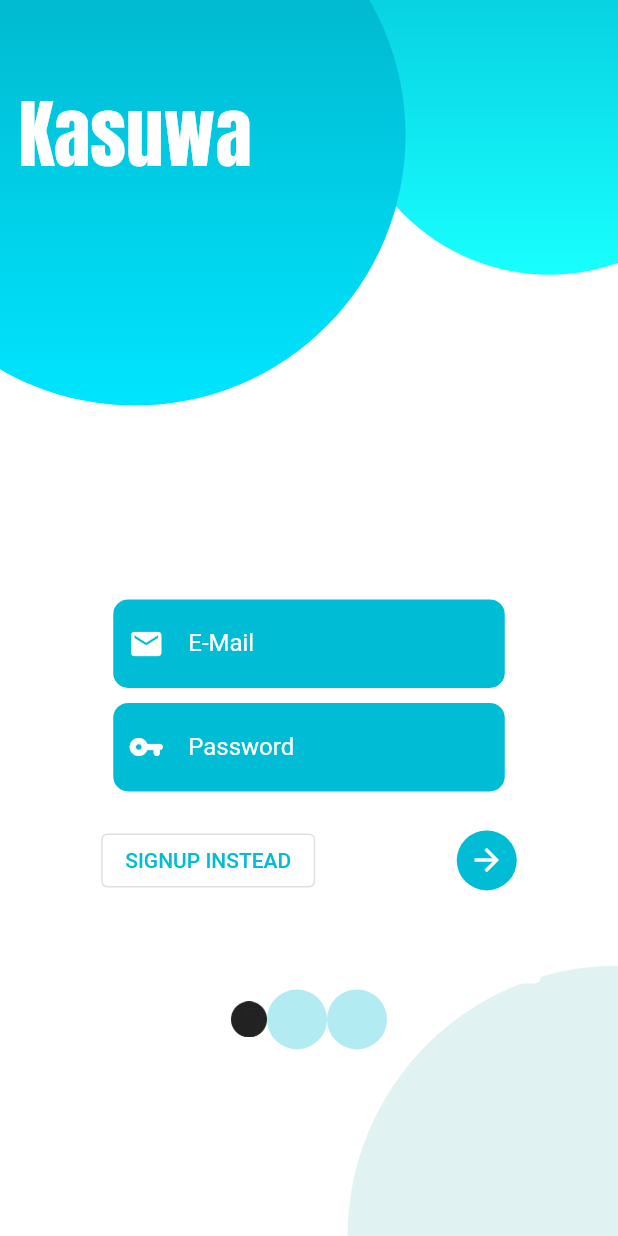
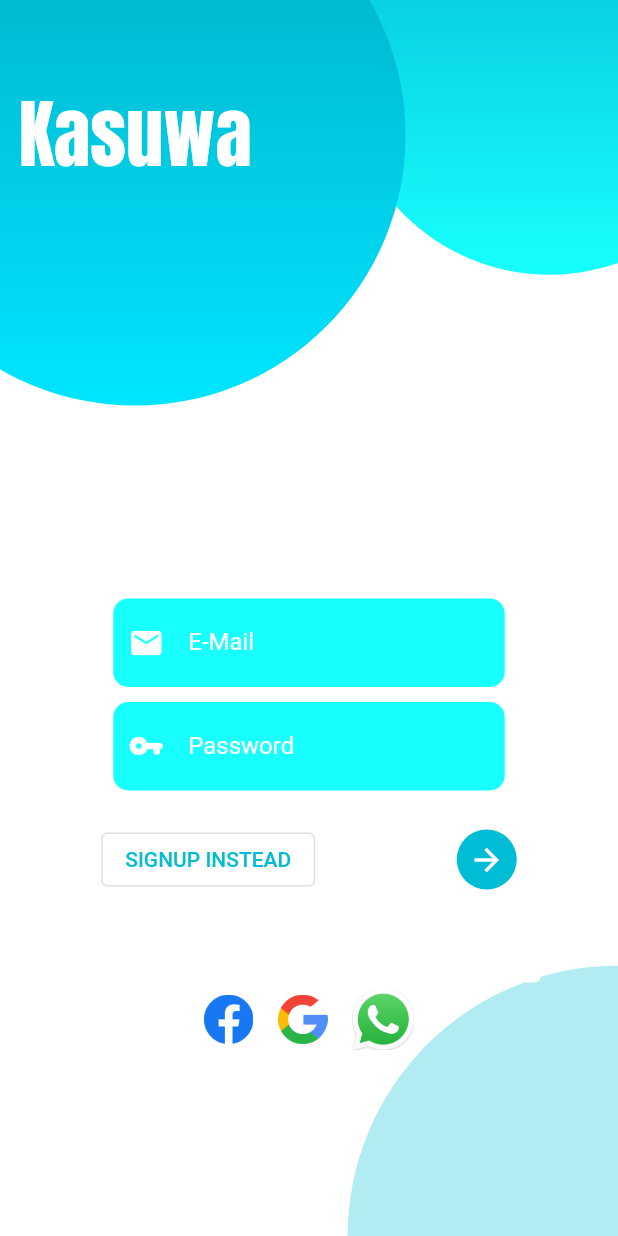
Before and after one commit to capitanaserdel/Kasuwa, a Flutter app: the screen it shows after launch, on a phone screen of 412 x 824 dp. Run offline on Flutter 3.47's test engine with Material 2 defaults, Android fonts, the phone set to English and light mode, and no system bars; our stand-ins replace firebase_core, liquid_swipe, shared_preferences; accounts and stored records are empty.

Commit message:
Salma's commit

```diff
--- a/lib/main.dart
+++ b/lib/main.dart
@@ -4,6 +4,7 @@ import 'package:kasuwa/screens/auth_screen.dart';
 import 'package:kasuwa/screens/edit_product_screen.dart';
 import 'package:kasuwa/screens/order_screen.dart';
 import 'package:kasuwa/screens/splash-screen.dart';
+import 'package:kasuwa/screens/splashScreen.dart';
 import 'package:kasuwa/screens/user_product_screen.dart';
 import './provider/order.dart';
 import './screens/cart_screen.dart';
@@ -60,7 +61,9 @@ class MyApp extends StatelessWidget {
                 },
               ),
             ),
-            home: auth.isAuth
+            home:
+            // WithBuilder(),
+            auth.isAuth
                 ? ProductOverviewScreen()
                 : FutureBuilder(
                     future: auth.tryAutoLogin(),
--- a/lib/screens/auth_screen.dart
+++ b/lib/screens/auth_screen.dart
@@ -20,6 +20,7 @@ class AuthScreen extends StatelessWidget {
   Widget build(BuildContext context) {
     final deviceSize = MediaQuery.of(context).size;
     double h = MediaQuery.of(context).size.height;
+    double w = MediaQuery.of(context).size.width;
     // final transformConfig = Matrix4.rotationZ(-8 * pi / 180);
     // transformConfig.translate(-10.0);
     return Scaffold(
@@ -78,8 +79,8 @@ class AuthScreen extends StatelessWidget {
                     shape: BoxShape.circle,
                     gradient: LinearGradient(
                         colors: [
-                          Color(0xFFE0F2F1),
-                          Color(0xFFE0F2F1),
+                          Color(0xFFB2EBF2),
+                          Color(0xFFB2EBF2),
                         ],
                         begin: Alignment.topCenter,
                         end: Alignment.bottomCenter)),
@@ -105,12 +106,31 @@ class AuthScreen extends StatelessWidget {
                         mainAxisAlignment: MainAxisAlignment.center,
                         children: [
                           GestureDetector(
-                              child: ImageIcon(
-
-                                  AssetImage('assets/images/facebook.png')
-                              )),
-                          CircleAvatar(),
-                          CircleAvatar(),
+                            onTap:(){},
+                              child: Container(
+                                // decoration: BoxDecoration(
+                                //   // borderRadius: BorderRadius.circular(100),
+                                //   color: Colors.cyan,),
+                                child: Image(
+                                  height: h * 0.04, fit: BoxFit.cover,
+                                  image:  AssetImage('assets/images/facebook.png'),
+                                ),
+                              )
+                          ),
+                          SizedBox(width: w * 0.04,),
+                          GestureDetector(
+                              child: Image(
+                                height: h * 0.04, fit: BoxFit.cover,
+                                image:  AssetImage('assets/images/g.png'),
+                              )
+                          ),
+                          SizedBox(width: w * 0.04),
+                          GestureDetector(
+                              child: Image(
+                                height: h * 0.05, fit: BoxFit.cover,
+                                image:  AssetImage('assets/images/w.png'),
+                              )
+                              ),
                         ],
                       ),
                     ),
@@ -268,7 +288,7 @@ class _AuthCardState extends State<AuthCard>
                   margin: EdgeInsets.fromLTRB(8, 8, 8, 2),
                   padding: EdgeInsets.fromLTRB(10, 0, 10, 0),
                   decoration: BoxDecoration(
-                      color: Colors.cyan,
+                      color: Colors.cyanAccent,
                       borderRadius: BorderRadius.circular(10)),
                   child: TextFormField(
                     decoration: InputDecoration(
@@ -295,7 +315,7 @@ class _AuthCardState extends State<AuthCard>
                   margin: EdgeInsets.fromLTRB(8, 8, 8, 2),
                   padding: EdgeInsets.fromLTRB(10, 0, 10, 0),
                   decoration: BoxDecoration(
-                      color: Colors.cyan,
+                      color: Colors.cyanAccent,
                       borderRadius: BorderRadius.circular(10)),
                   child: TextFormField(
                     decoration: InputDecoration(
@@ -336,7 +356,7 @@ class _AuthCardState extends State<AuthCard>
                       margin: EdgeInsets.fromLTRB(8, 8, 8, 2),
                       padding: EdgeInsets.fromLTRB(10, 0, 10, 0),
                       decoration: BoxDecoration(
-                          color: Colors.cyan,
+                          color: Colors.cyanAccent,
                           borderRadius: BorderRadius.circular(10)),
                       child: TextFormField(
                         enabled: _authMode == AuthMode.Signup,
--- /dev/null
+++ b/lib/screens/splashScreen.dart
@@ -0,0 +1,436 @@
+import 'dart:math';
+
+import 'package:flutter/material.dart';
+import 'package:liquid_swipe/Helpers/Helpers.dart';
+import 'package:liquid_swipe/PageHelpers/LiquidController.dart';
+import 'package:liquid_swipe/liquid_swipe.dart';
+
+///Class to hold data for itembuilder in Withbuilder app.
+class ItemData {
+  final Color color;
+  final String image;
+  final String text1;
+  final String text2;
+  final String text3;
+
+  ItemData(this.color, this.image, this.text1, this.text2, this.text3);
+}
+
+/// Example of LiquidSwipe with itemBuilder
+class WithBuilder extends StatefulWidget {
+  @override
+  _WithBuilder createState() => _WithBuilder();
+}
+
+class _WithBuilder extends State<WithBuilder> {
+  int page = 0;
+  late LiquidController liquidController;
+  late UpdateType updateType;
+
+  List<ItemData> data = [
+    ItemData(Colors.white, "assets/images/w.png", "Hi", "It's Me", "Sahdeep"),
+    ItemData(Colors.black , "assets/images/g.png", "Take a", "Look At",
+        "Liquid Swipe"),
+    ItemData(Colors.white, "assets/images/facebook.png", "Liked?", "Fork!", "Give Star!"),
+
+  ];
+
+  @override
+  void initState() {
+    liquidController = LiquidController();
+    super.initState();
+  }
+
+  Widget _buildDot(int index) {
+    double selectedness = Curves.easeOut.transform(
+      max(
+        0.0,
+        1.0 - ((page) - index).abs(),
+      ),
+    );
+    double zoom = 1.0 + (2.0 - 1.0) * selectedness;
+    return new Container(
+      width: 25.0,
+      child: new Center(
+        child: new Material(
+          color: Colors.white,
+          type: MaterialType.circle,
+          child: new Container(
+            width: 8.0 * zoom,
+            height: 8.0 * zoom,
+          ),
+        ),
+      ),
+    );
+  }
+
+  @override
+  Widget build(BuildContext context) {
+    return MaterialApp(
+      home: Scaffold(
+        body: Stack(
+          children: <Widget>[
+            LiquidSwipe.builder(
+              itemCount: data.length,
+              itemBuilder: (context, index) {
+                return Container(
+                  width: double.infinity,
+                  color: data[index].color,
+                  child: Column(
+                    crossAxisAlignment: CrossAxisAlignment.center,
+                    mainAxisSize: MainAxisSize.max,
+                    mainAxisAlignment: MainAxisAlignment.spaceEvenly,
+                    children: <Widget>[
+                      Image.asset(
+                        data[index].image,
+                        height: 300,
+                        fit: BoxFit.contain,
+                      ),
+                      Padding(
+                        padding: EdgeInsets.all(index != 4 ? 24.0 : 0),
+                      ),
+                      index == 4
+                          ? Padding(
+                        padding:
+                        const EdgeInsets.symmetric(horizontal: 70.0),
+                        child: ExampleSlider(),
+                      )
+                          : SizedBox.shrink(),
+                      Column(
+                        children: <Widget>[
+                          Text(
+                            data[index].text1,
+                            style: WithPages.style,
+                          ),
+                          Text(
+                            data[index].text2,
+                            style: WithPages.style,
+                          ),
+                          Text(
+                            data[index].text3,
+                            style: WithPages.style,
+                          ),
+                        ],
+                      ),
+                    ],
+                  ),
+                );
+              },
+              positionSlideIcon: 0.8,
+              slideIconWidget: Icon(Icons.arrow_back_ios),
+              onPageChangeCallback: pageChangeCallback,
+              waveType: WaveType.liquidReveal,
+              liquidController: liquidController,
+              fullTransitionValue: 880,
+              enableSideReveal: true,
+              preferDragFromRevealedArea: true,
+              enableLoop: true,
+              ignoreUserGestureWhileAnimating: true,
+            ),
+            Padding(
+              padding: EdgeInsets.all(20),
+              child: Column(
+                children: <Widget>[
+                  Expanded(child: SizedBox()),
+                  Row(
+                    mainAxisAlignment: MainAxisAlignment.center,
+                    children: List<Widget>.generate(data.length, _buildDot),
+                  ),
+                ],
+              ),
+            ),
+            Align(
+              alignment: Alignment.bottomRight,
+              child: Padding(
+                padding: const EdgeInsets.all(25.0),
+                child: TextButton(
+                  onPressed: () {
+                    liquidController.animateToPage(
+                        page: data.length - 1, duration: 700);
+                  },
+                  child: Text("Skip to End"),
+                  style: TextButton.styleFrom(
+                      backgroundColor: Colors.white.withOpacity(0.01),
+                      foregroundColor: Colors.black),
+                ),
+              ),
+            ),
+            Align(
+              alignment: Alignment.bottomLeft,
+              child: Padding(
+                padding: const EdgeInsets.all(25.0),
+                child: TextButton(
+                  onPressed: () {
+                    liquidController.jumpToPage(
+                        page: liquidController.currentPage + 1 > data.length - 1
+                            ? 0
+                            : liquidController.currentPage + 1);
+                  },
+                  child: Text("Next"),
+                  style: TextButton.styleFrom(
+                      backgroundColor: Colors.white.withOpacity(0.01),
+                      foregroundColor: Colors.black),
+                ),
+              ),
+            )
+          ],
+        ),
+      ),
+    );
+  }
+
+  pageChangeCallback(int lpage) {
+    setState(() {
+      page = lpage;
+    });
+  }
+}
+
+///Example of App with LiquidSwipe by providing list of widgets
+class WithPages extends StatefulWidget {
+  static final style = TextStyle(
+    fontSize: 30,
+    fontFamily: "Billy",
+    fontWeight: FontWeight.w600,
+  );
+
+  @override
+  _WithPages createState() => _WithPages();
+}
+
+class _WithPages extends State<WithPages> {
+  int page = 0;
+  late LiquidController liquidController;
+  late UpdateType updateType;
+  final pages = [
+    Container(
+      color: Colors.blue,
+      child: Column(
+        crossAxisAlignment: CrossAxisAlignment.center,
+        mainAxisSize: MainAxisSize.max,
+        mainAxisAlignment: MainAxisAlignment.spaceEvenly,
+        children: <Widget>[
+          Image.asset(
+            'assets/images/w.png',
+            fit: BoxFit.cover,
+          ),
+          Padding(
+            padding: EdgeInsets.all(24.0),
+          ),
+          Column(
+            children: <Widget>[
+              Text(
+                "Hi",
+                style: WithPages.style,
+              ),
+              Text(
+                "It's Me",
+                style: WithPages.style,
+              ),
+              Text(
+                "Sahdeep",
+                style: WithPages.style,
+              ),
+            ],
+          ),
+        ],
+      ),
+    ),
+    Container(
+      color: Colors.deepPurpleAccent,
+      child: Column(
+        crossAxisAlignment: CrossAxisAlignment.center,
+        mainAxisSize: MainAxisSize.max,
+        mainAxisAlignment: MainAxisAlignment.spaceEvenly,
+        children: <Widget>[
+          Image.asset(
+            'assets/images/w.png',
+            fit: BoxFit.cover,
+          ),
+          Padding(
+            padding: EdgeInsets.all(24.0),
+          ),
+          Column(
+            children: <Widget>[
+              Text(
+                "Take a",
+                style: WithPages.style,
+              ),
+              Text(
+                "look at",
+                style: WithPages.style,
+              ),
+              Text(
+                "Liquid Swipe",
+                style: WithPages.style,
+              ),
+            ],
+          ),
+        ],
+      ),
+    ),
+    Container(
+      color: Colors.yellow,
+      child: Column(
+        crossAxisAlignment: CrossAxisAlignment.center,
+        mainAxisSize: MainAxisSize.max,
+        mainAxisAlignment: MainAxisAlignment.spaceEvenly,
+        children: <Widget>[
+          Image.asset(
+            'assets/images/w.png',
+            fit: BoxFit.cover,
+          ),
+          Padding(
+            padding: EdgeInsets.all(24.0),
+          ),
+          Column(
+            children: <Widget>[
+              Text(
+                "Can be",
+                style: WithPages.style,
+              ),
+              Text(
+                "Used for",
+                style: WithPages.style,
+              ),
+              Text(
+                "Onboarding Design",
+                style: WithPages.style,
+              ),
+            ],
+          ),
+        ],
+      ),
+    ),
+  ];
+
+  @override
+  void initState() {
+    liquidController = LiquidController();
+    super.initState();
+  }
+
+  Widget _buildDot(int index) {
+    double selectedness = Curves.easeOut.transform(
+      max(
+        0.0,
+        1.0 - ((page) - index).abs(),
+      ),
+    );
+    double zoom = 1.0 + (2.0 - 1.0) * selectedness;
+    return new Container(
+      width: 25.0,
+      child: new Center(
+        child: new Material(
+          color: Colors.white,
+          type: MaterialType.circle,
+          child: new Container(
+            width: 8.0 * zoom,
+            height: 8.0 * zoom,
+          ),
+        ),
+      ),
+    );
+  }
+
+  @override
+  Widget build(BuildContext context) {
+    return MaterialApp(
+      home: Scaffold(
+        body: Stack(
+          children: <Widget>[
+            LiquidSwipe(
+              pages: pages,
+              positionSlideIcon: 0.8,
+              fullTransitionValue: 880,
+              slideIconWidget: Icon(Icons.arrow_back_ios),
+              onPageChangeCallback: pageChangeCallback,
+              waveType: WaveType.liquidReveal,
+              liquidController: liquidController,
+              enableSideReveal: true,
+              ignoreUserGestureWhileAnimating: true,
+              enableLoop: true,
+            ),
+            Padding(
+              padding: EdgeInsets.all(20),
+              child: Column(
+                children: <Widget>[
+                  Expanded(child: SizedBox()),
+                  Row(
+                    mainAxisAlignment: MainAxisAlignment.center,
+                    children: List<Widget>.generate(pages.length, _buildDot),
+                  ),
+                ],
+              ),
+            ),
+            Align(
+              alignment: Alignment.bottomRight,
+              child: Padding(
+                padding: const EdgeInsets.all(25.0),
+                child: TextButton(
+                  onPressed: () {
+                    liquidController.animateToPage(
+                        page: pages.length - 1, duration: 700);
+                  },
+                  child: Text("Skip to End"),
+                  style: TextButton.styleFrom(
+                      backgroundColor: Colors.white.withOpacity(0.01),
+                      foregroundColor: Colors.black),
+                ),
+              ),
+            ),
+            Align(
+              alignment: Alignment.bottomLeft,
+              child: Padding(
+                padding: const EdgeInsets.all(25.0),
+                child: TextButton(
+                  onPressed: () {
+                    liquidController.jumpToPage(
+                        page:
+                        liquidController.currentPage + 1 > pages.length - 1
+                            ? 0
+                            : liquidController.currentPage + 1);
+                  },
+                  child: Text("Next"),
+                  style: TextButton.styleFrom(
+                      backgroundColor: Colors.white.withOpacity(0.01),
+                      foregroundColor: Colors.black),
+                ),
+              ),
+            )
+          ],
+        ),
+      ),
+    );
+  }
+
+  pageChangeCallback(int lpage) {
+    setState(() {
+      page = lpage;
+    });
+  }
+}
+
+class ExampleSlider extends StatefulWidget {
+  const ExampleSlider({Key? key}) : super(key: key);
+
+  @override
+  State<ExampleSlider> createState() => _ExampleSliderState();
+}
+
+class _ExampleSliderState extends State<ExampleSlider> {
+  double sliderVal = 0;
+
+  @override
+  Widget build(BuildContext context) {
+    return Slider(
+        value: sliderVal,
+        activeColor: Colors.black,
+        inactiveColor: Colors.red,
+        onChanged: (val) {
+          setState(() {
+            sliderVal = val;
+          });
+        });
+  }
+}
--- a/pubspec.yaml
+++ b/pubspec.yaml
@@ -41,6 +41,8 @@ dependencies:
   http: ^0.13.6
   shared_preferences:
   firebase_core:
+  liquid_swipe: ^3.1.0
+  smooth_page_indicator:
 
 dev_dependencies:
   flutter_test:
```
Also changed, not shown: assets/images/Ecommerce-Concept-Design-758x569.jpg (added), pubspec.lock.
